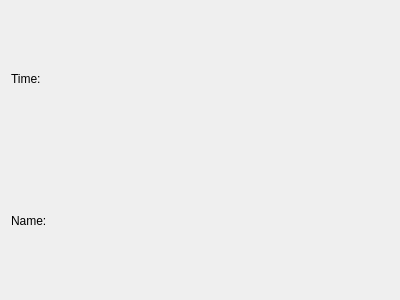
Above: kOrganizify/src/notificationswindow.ui from jelisavetagavrilovic/kOrganizify before the change. Below: the same form after it.
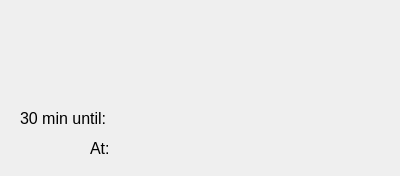
That is the form after the change. Icons and pictures are not drawn.

```diff
--- a/kOrganizify/src/notificationswindow.ui
+++ b/kOrganizify/src/notificationswindow.ui
@@ -7,29 +7,70 @@
     <x>0</x>
     <y>0</y>
     <width>400</width>
-    <height>300</height>
+    <height>176</height>
    </rect>
   </property>
   <property name="windowTitle">
    <string>Form</string>
   </property>
-  <layout class="QVBoxLayout" name="verticalLayout">
-   <item>
     <widget class="QLabel" name="lbl_timeEvent">
+   <property name="geometry">
+    <rect>
+     <x>90</x>
+     <y>140</y>
+     <width>261</width>
+     <height>16</height>
+    </rect>
+   </property>
+   <property name="font">
+    <font>
+     <pointsize>12</pointsize>
+    </font>
+   </property>
      <property name="text">
-      <string>Time:</string>
-     </property>
-    </widget>
-   </item>
-   <item>
+    <string>At:</string>
+   </property>
+  </widget>
     <widget class="QLabel" name="lbl_nameEvent">
+   <property name="geometry">
+    <rect>
+     <x>20</x>
+     <y>110</y>
+     <width>331</width>
+     <height>16</height>
+    </rect>
+   </property>
+   <property name="font">
+    <font>
+     <pointsize>12</pointsize>
+    </font>
+   </property>
      <property name="text">
-      <string>Name:</string>
-     </property>
-    </widget>
-   </item>
-  </layout>
- </widget>
- <resources/>
+    <string>30 min until:</string>
+   </property>
+  </widget>
+  <widget class="QLabel" name="label">
+   <property name="geometry">
+    <rect>
+     <x>160</x>
+     <y>10</y>
+     <width>71</width>
+     <height>61</height>
+    </rect>
+   </property>
+   <property name="text">
+    <string/>
+   </property>
+   <property name="pixmap">
+    <pixmap resource="../resources.qrc">:/images/images/bell.svg</pixmap>
+   </property>
+   <property name="scaledContents">
+    <bool>true</bool>
+   </property>
+  </widget>
+ </widget>
+ <resources>
+  <include location="../resources.qrc"/>
+ </resources>
  <connections/>
 </ui>
```
Lines whose indentation alone changed are shown as unchanged.
